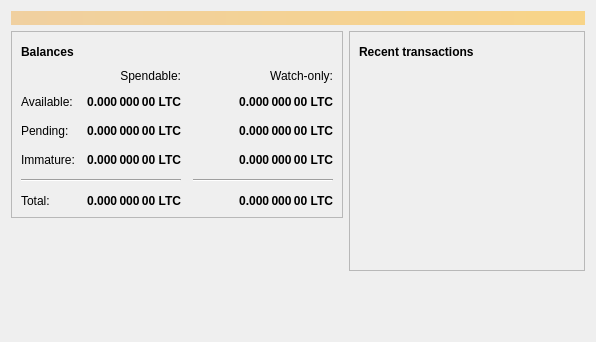
Before: the Qt Designer form src/qt/forms/overviewpage.ui in progof/esrltc16, drawn with Qt 5.
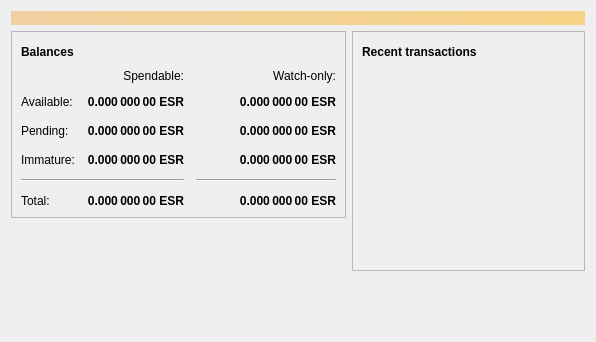
After: the same form once the commit is applied. Icons and pictures are not drawn.

```diff
--- a/src/qt/forms/overviewpage.ui
+++ b/src/qt/forms/overviewpage.ui
@@ -129,7 +129,7 @@
                <string>Unconfirmed transactions to watch-only addresses</string>
               </property>
               <property name="text">
-               <string notr="true">0.000 000 00 LTC</string>
+               <string notr="true">0.000 000 00 ESR</string>
               </property>
               <property name="alignment">
                <set>Qt::AlignRight|Qt::AlignTrailing|Qt::AlignVCenter</set>
@@ -154,7 +154,7 @@
                <string>Total of transactions that have yet to be confirmed, and do not yet count toward the spendable balance</string>
               </property>
               <property name="text">
-               <string notr="true">0.000 000 00 LTC</string>
+               <string notr="true">0.000 000 00 ESR</string>
               </property>
               <property name="alignment">
                <set>Qt::AlignRight|Qt::AlignTrailing|Qt::AlignVCenter</set>
@@ -179,7 +179,7 @@
                <string>Mined balance in watch-only addresses that has not yet matured</string>
               </property>
               <property name="text">
-               <string notr="true">0.000 000 00 LTC</string>
+               <string notr="true">0.000 000 00 ESR</string>
               </property>
               <property name="alignment">
                <set>Qt::AlignRight|Qt::AlignTrailing|Qt::AlignVCenter</set>
@@ -237,7 +237,7 @@
                <string>Mined balance that has not yet matured</string>
               </property>
               <property name="text">
-               <string notr="true">0.000 000 00 LTC</string>
+               <string notr="true">0.000 000 00 ESR</string>
               </property>
               <property name="alignment">
                <set>Qt::AlignRight|Qt::AlignTrailing|Qt::AlignVCenter</set>
@@ -282,7 +282,7 @@
                <string>Your current total balance</string>
               </property>
               <property name="text">
-               <string notr="true">0.000 000 00 LTC</string>
+               <string notr="true">0.000 000 00 ESR</string>
               </property>
               <property name="alignment">
                <set>Qt::AlignRight|Qt::AlignTrailing|Qt::AlignVCenter</set>
@@ -307,7 +307,7 @@
                <string>Current total balance in watch-only addresses</string>
               </property>
               <property name="text">
-               <string notr="true">0.000 000 00 LTC</string>
+               <string notr="true">0.000 000 00 ESR</string>
               </property>
               <property name="alignment">
                <set>Qt::AlignRight|Qt::AlignTrailing|Qt::AlignVCenter</set>
@@ -349,7 +349,7 @@
                <string>Your current spendable balance</string>
               </property>
               <property name="text">
-               <string notr="true">0.000 000 00 LTC</string>
+               <string notr="true">0.000 000 00 ESR</string>
               </property>
               <property name="alignment">
                <set>Qt::AlignRight|Qt::AlignTrailing|Qt::AlignVCenter</set>
@@ -374,7 +374,7 @@
                <string>Your current balance in watch-only addresses</string>
               </property>
               <property name="text">
-               <string notr="true">0.000 000 00 LTC</string>
+               <string notr="true">0.000 000 00 ESR</string>
               </property>
               <property name="alignment">
                <set>Qt::AlignRight|Qt::AlignTrailing|Qt::AlignVCenter</set>
```
